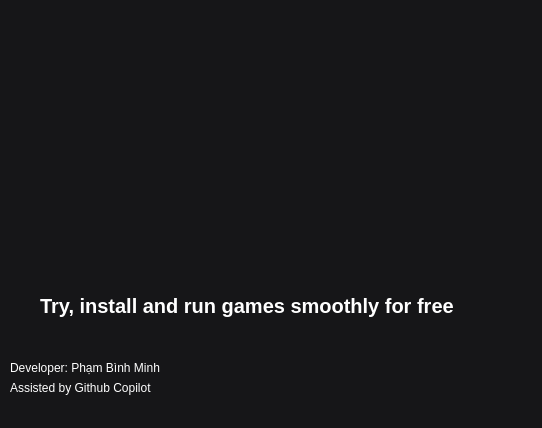
This is game-store_about.ui in phambinhminh187/game-store-experiment as Qt 5 draws it before an edit. The edited form follows.
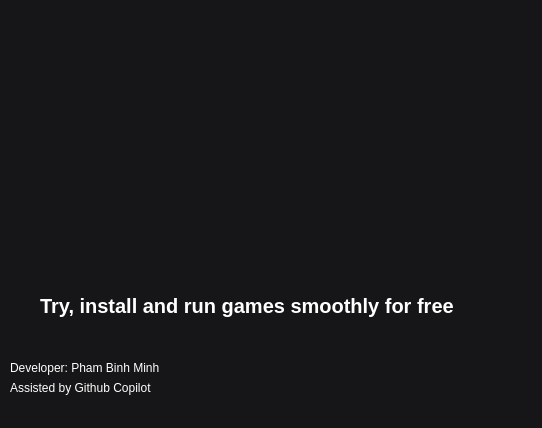
This is the edited form. Icons and pictures are not drawn.

The edit to the form file:
```diff
--- a/game-store_about.ui
+++ b/game-store_about.ui
@@ -47,7 +47,7 @@
      </rect>
     </property>
     <property name="text">
-     <string>Developer: Phạm Bình Minh</string>
+     <string>Developer: Pham Binh Minh</string>
     </property>
    </widget>
    <widget class="QLabel" name="label_3">
```
